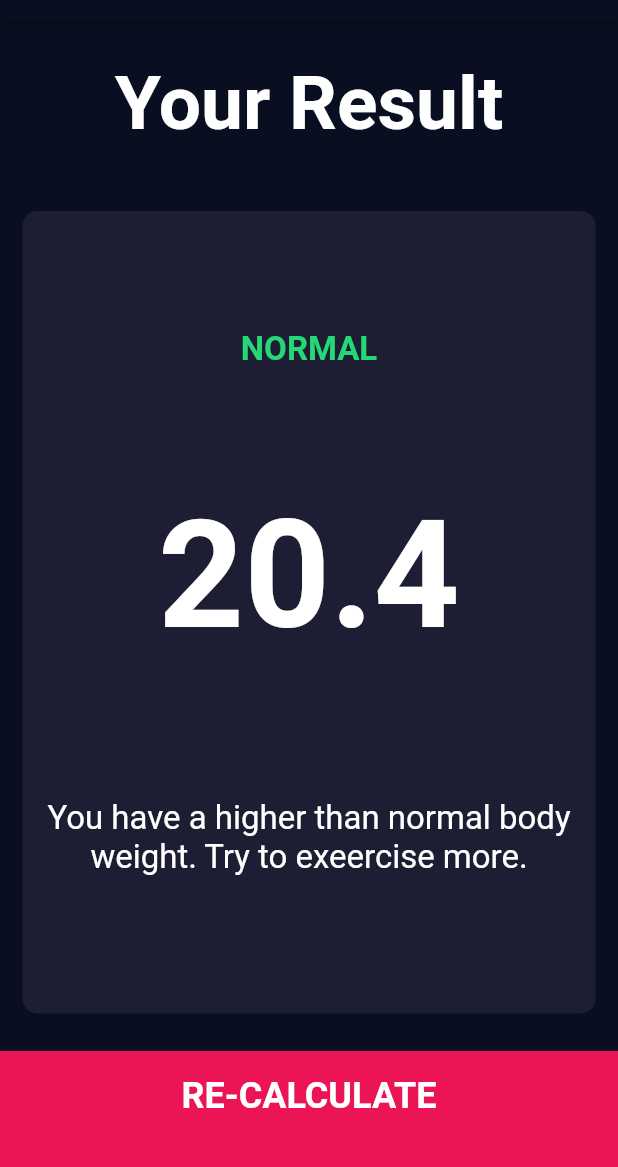
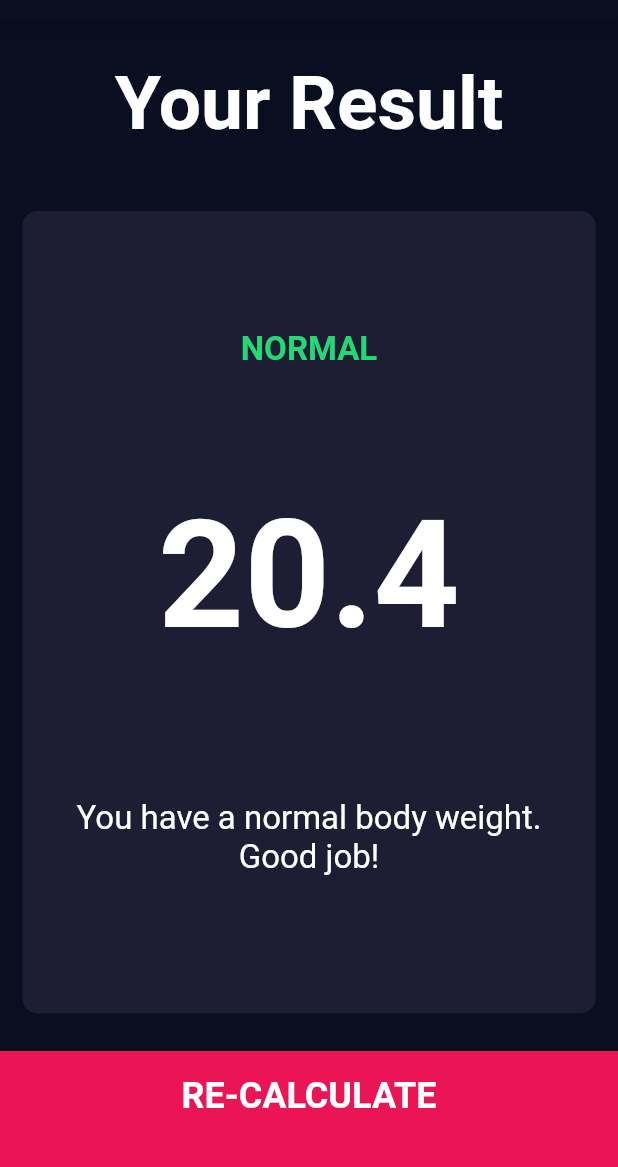
Before and after one commit to reymillenium/bmi_calculator_flutter_updated, a Flutter app: the screen it shows after launch, after a tap on "CALCULATE", on a phone screen of 412 x 824 dp, the part 65-1232 px from its top. Run offline on Flutter 3.47's test engine with Material 2 defaults, Android fonts, the phone set to English and light mode, and no system bars; our stand-ins replace font_awesome_flutter.

Commit message:
Added the method 'getInterpretation' and called from lib/screens/results_page.dart

```diff
--- a/lib/bmi_calculator_brain.dart
+++ b/lib/bmi_calculator_brain.dart
@@ -94,6 +94,16 @@ class BMICalculatorBrain {
     }
   }
 
+  String getInterpretation() {
+    if (_bmi >= 25) {
+      return 'You have a higher than normal body weight. Try to exercise more.';
+    } else if (_bmi >= 18.5) {
+      return 'You have a normal body weight. Good job!';
+    } else {
+      return 'You have a lower than normal body weight. You can eat a bit more.';
+    }
+  }
+
   // Private methods:
   void _updateColors() {
     _maleCardColor = _pressedMaleCard ? kActiveCardColor : kInactiveCardColor;
--- a/lib/screens/results_page.dart
+++ b/lib/screens/results_page.dart
@@ -57,7 +57,8 @@ class ResultsPage extends StatelessWidget {
                   Padding(
                     padding: const EdgeInsets.all(12.0),
                     child: Text(
-                      'You have a higher than normal body weight. Try to exeercise more.',
+                      // 'You have a higher than normal body weight. Try to exercise more.',
+                      bmiCalculatorBrain.getInterpretation(),
                       style: kBMIInterpretationTextStyle,
                       textAlign: TextAlign.center,
                     ),
```
